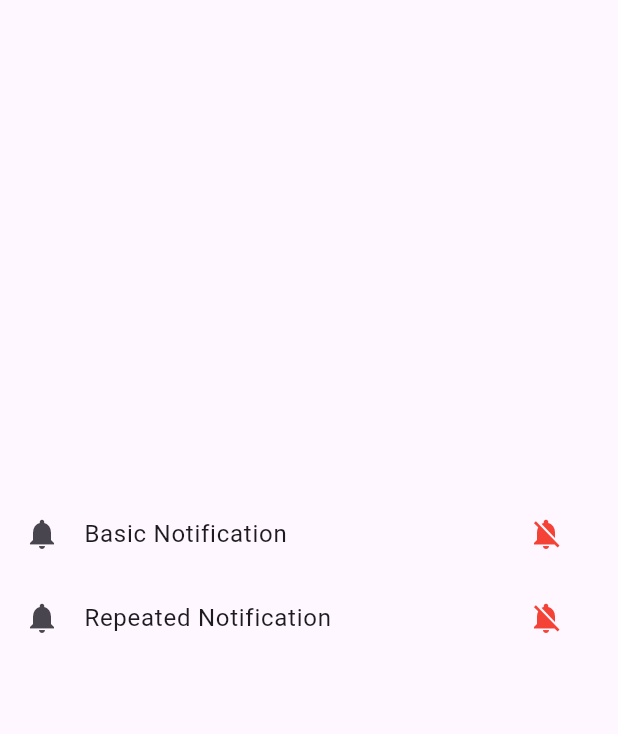
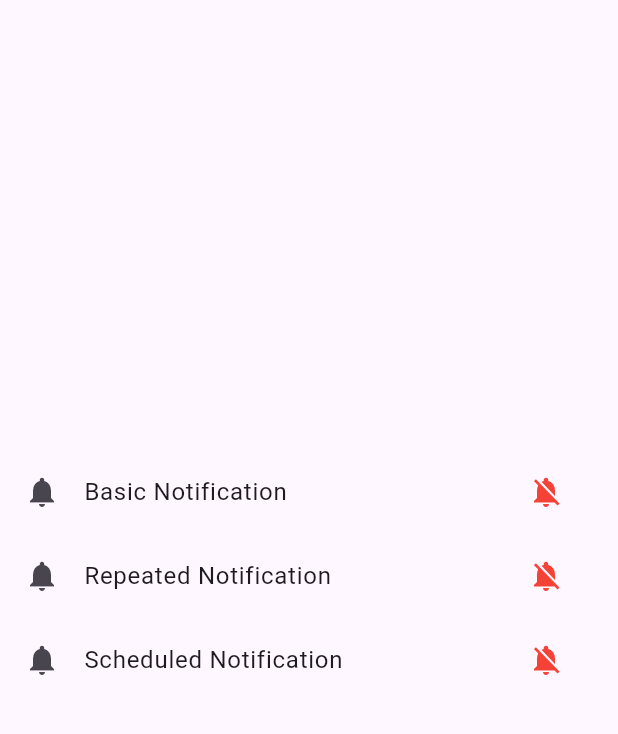
Before and after one commit to mohamedamr77/flutter-local-notification, a Flutter app: the screen it shows after launch, on a phone screen of 412 x 824 dp, the part 84-818 px from its top. Run offline on Flutter 3.47's test engine with Material 3 defaults, Android fonts, the light colour scheme and no system bars; our stand-ins replace flutter_local_notifications, timezone.

Commit message:
sheduled notification ot minute 15 in video

```diff
--- a/lib/home_Screen.dart
+++ b/lib/home_Screen.dart
@@ -55,6 +55,23 @@ class HomeScreen extends StatelessWidget {
                   color: Colors.red,
                 ),
               ),
+            ),
+
+            ListTile(
+              onTap: () {
+                LocalNotificationService.showScheduledNotification();
+                },
+              leading: const Icon(Icons.notifications),
+              title: const Text("Scheduled Notification"),
+              trailing: IconButton(
+                onPressed: () {
+                  LocalNotificationService.cancelNotification(id: 1);
+                },
+                icon: const Icon(
+                  Icons.notifications_off,
+                  color: Colors.red,
+                ),
+              ),
             )
           ],
         ),
--- a/lib/main.dart
+++ b/lib/main.dart
@@ -2,6 +2,7 @@ import 'package:flutter/material.dart';
 
 import 'home_Screen.dart';
 import 'local_notification_service.dart';
+
 
 void main() async {
   WidgetsFlutterBinding.ensureInitialized();
--- a/pubspec.yaml
+++ b/pubspec.yaml
@@ -36,6 +36,7 @@ dependencies:
   # Use with the CupertinoIcons class for iOS style icons.
   cupertino_icons: ^1.0.8
   flutter_local_notifications: ^17.2.2
+  timezone: ^0.9.4
 
 dev_dependencies:
   flutter_test:
```
Also changed, not shown: lib/local_notification_service.dart (+29 -0 lines), pubspec.lock.
